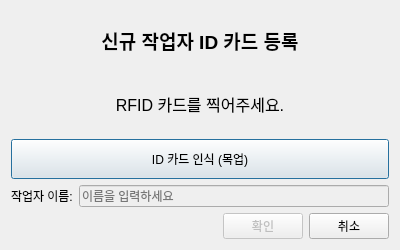
Before: the Qt Designer form soy-pc/ui/worker_registration_dialog.ui in woolimi/soy-factory, drawn with Qt 5.
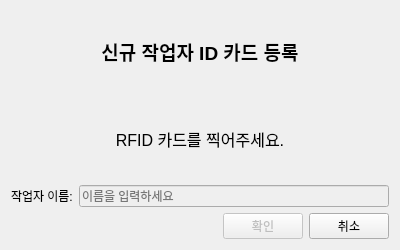
After: the same form once the commit is applied.

What changed in the file:
```diff
--- a/soy-pc/ui/worker_registration_dialog.ui
+++ b/soy-pc/ui/worker_registration_dialog.ui
@@ -45,19 +45,6 @@
      </property>
     </widget>
    </item>
-   <item>
-    <widget class="QPushButton" name="rfidScanButton">
-     <property name="minimumSize">
-      <size>
-       <width>0</width>
-       <height>40</height>
-      </size>
-     </property>
-     <property name="text">
-      <string>ID 카드 인식 (목업)</string>
-     </property>
-    </widget>
-   </item>
    <item>
     <layout class="QHBoxLayout" name="horizontalLayout_name">
      <item>
```
